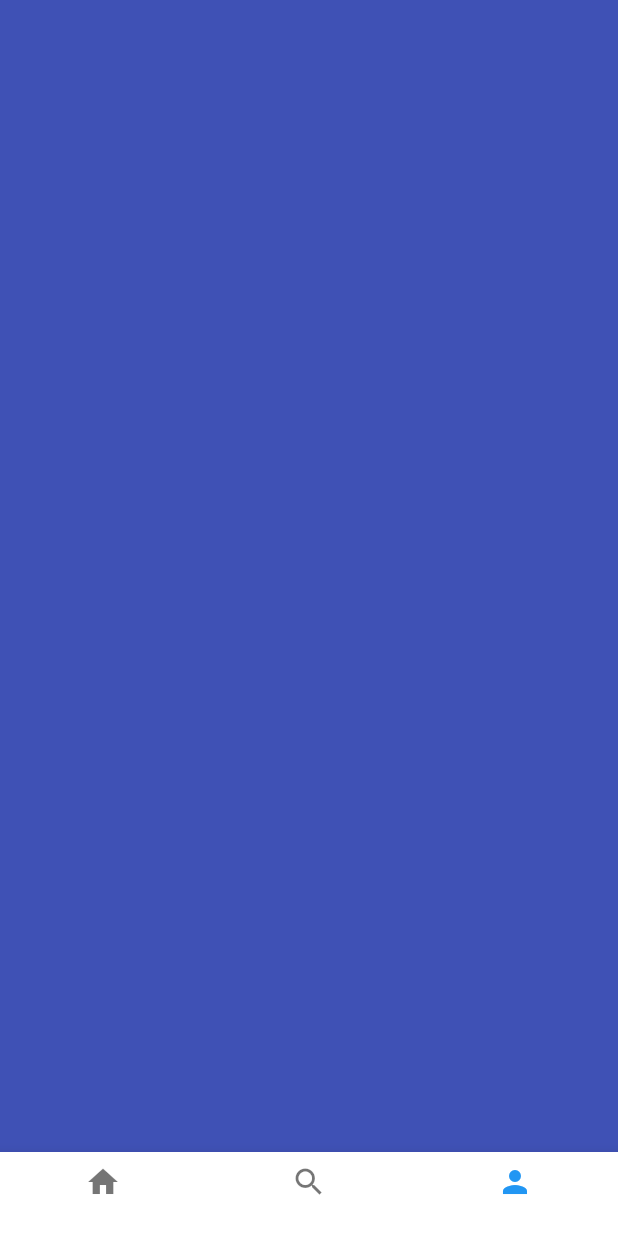
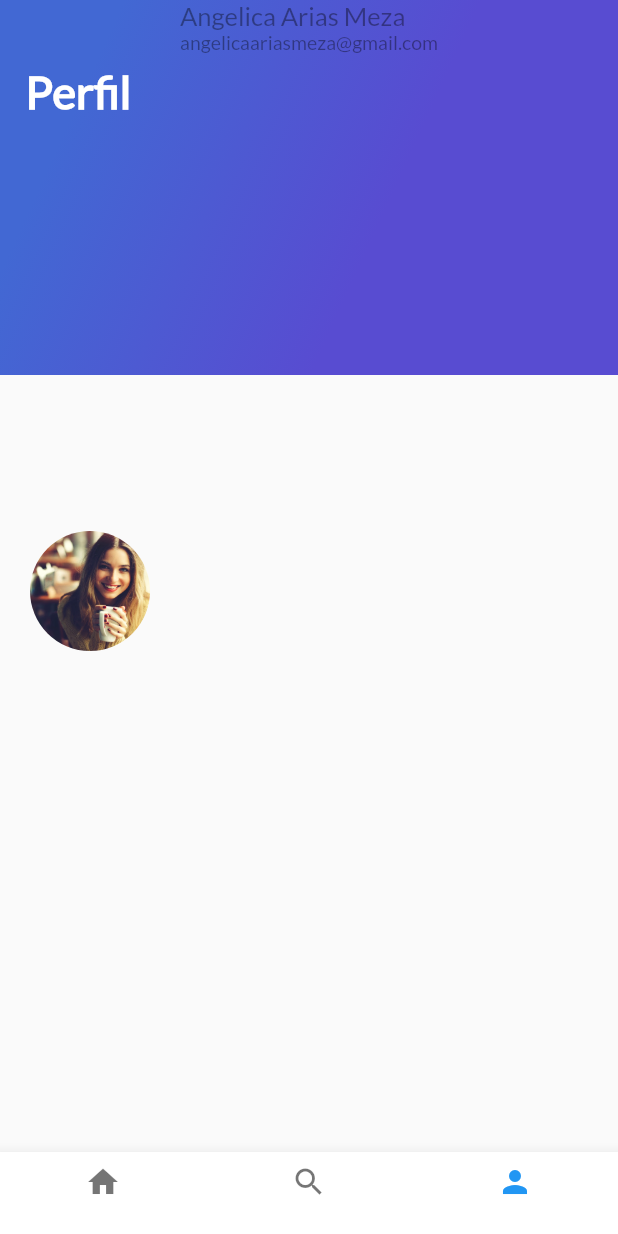
Before and after one commit to AngelicaArias/proyecto14, a Flutter app: the screen it shows after launch, item 3 of the bottom bar chosen, on a phone screen of 412 x 824 dp. Run offline on Flutter 3.47's test engine with Material 2 defaults, Android fonts, the phone set to English and light mode, and no system bars.

Commit message:
crear perfil de personas

```diff
--- /dev/null
+++ b/lib/persona.dart
@@ -0,0 +1,88 @@
+import 'package:flutter/material.dart';
+
+class Persona extends StatelessWidget{
+
+  String foto = "assets/img/Ana.jpg";
+  String nombre ="Angelica Arias Meza";
+  String email = "angelicaariasmeza@gmail.com";
+
+  Persona(this.foto, this.nombre, this.email);
+
+
+  @override
+  Widget build(BuildContext context) {
+    // TODO: implement build
+
+
+  final nombreuser = Container(
+        margin: EdgeInsets.only(
+          left: 20.0
+        ),
+        child: Text(
+          nombre,
+          textAlign: TextAlign.left,
+          style: TextStyle(
+            fontFamily: "Lato",
+            fontSize: 17.0,
+            color: Colors.black38
+          ),
+        ),
+      );
+
+      final emailuser = Container(
+        margin: EdgeInsets.only(
+          left: 20.0
+        ),
+        child: Text(
+          email,
+          textAlign: TextAlign.left,
+          style: TextStyle(
+            fontFamily: "Lato",
+            fontSize: 13.0,
+            color: Colors.black38
+          ),
+        ),
+      );
+
+      final detallesuser = Column(
+         crossAxisAlignment: CrossAxisAlignment.start,
+         children: <Widget>[
+          nombreuser,
+          emailuser
+
+
+         ],
+       );
+
+       final fotouser = Container(
+         margin: EdgeInsets.only(
+           top:20.0,
+           left: 20.0
+         ),
+
+           width: 80.0,
+           height: 80.0,
+
+           decoration: BoxDecoration(
+             shape: BoxShape.circle,
+            image: DecorationImage(
+              fit: BoxFit.cover,
+              image: AssetImage(foto)
+              )
+           ),
+
+
+       );
+
+
+
+
+    return Row(
+      children: <Widget>[
+          fotouser,
+          detallesuser
+      ],
+    );
+  }
+
+}
--- a/lib/profile_trips.dart
+++ b/lib/profile_trips.dart
@@ -1,12 +1,25 @@
 import 'package:flutter/material.dart';
+import 'gradient_back.dart';
+import 'persona.dart';
+
+
 
 
 class ProfileTrips extends StatelessWidget{
   @override
   Widget build(BuildContext context) {
     // TODO: implement build
-    return Container(
-      color: Colors.indigo,
+
+
+
+
+    return Stack(
+      children: <Widget>[
+        GradientBack("Perfil"),
+        Persona("assets/img/Ana.jpg", "Angelica Arias Meza", "angelicaariasmeza@gmail.com")
+
+
+      ],
     );
   }
 
```
Also changed, not shown: lib/person.dart (deleted, +0 -110 lines).
